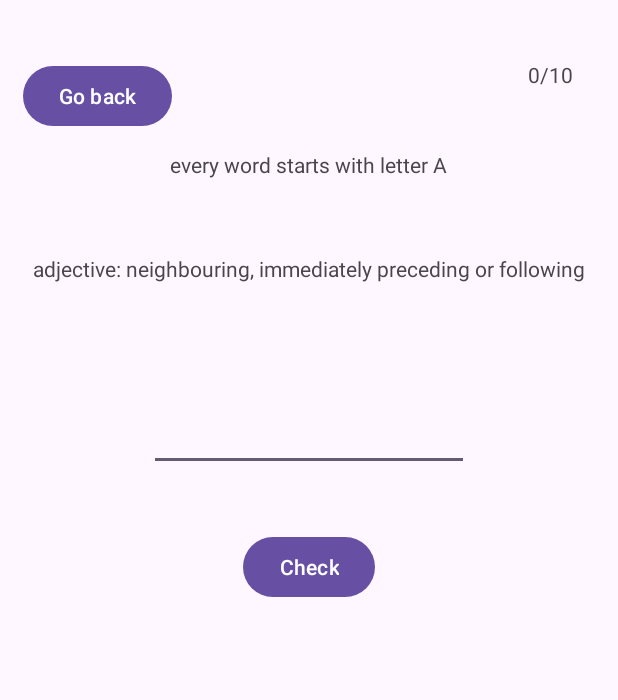
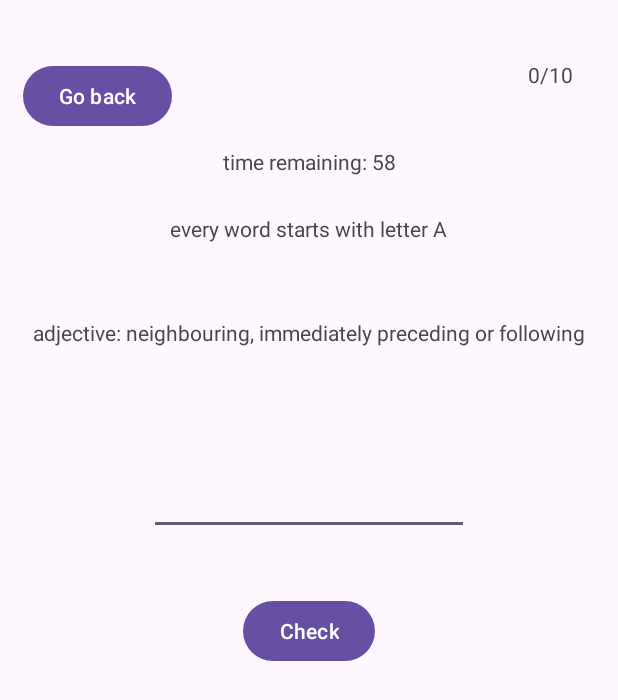
Before and after one commit to vadiohead/GuessTheWord, an Android app: the screen it shows after launch (GameActivity), after a tap on "A (1380 words)", on a phone screen of 412 x 824 dp. Shown: the top 700 px of the screen. Run offline under Robolectric (Android 15) with nearby library versions, the phone set to English and light mode, and no system bars.

Commit message:
Added timer + timer checkbox

```diff
--- a/app/src/main/java/com/example/guesstheword/GameActivity.java
+++ b/app/src/main/java/com/example/guesstheword/GameActivity.java
@@ -1,7 +1,9 @@
 package com.example.guesstheword;
 
 import android.os.Bundle;
+import android.os.CountDownTimer;
 import android.view.View;
+import android.widget.Button;
 import android.widget.EditText;
 import android.widget.TextView;
 import android.widget.Toast;
@@ -20,10 +22,12 @@ public class GameActivity extends AppCompatActivity {
     private List<String> definitions; // matching definitions
     private int currentIndex = 0; // which word we're on
 
+    private TextView txtTimer;
     private TextView definitionView;
     private EditText inputView;
     private TextView chosenLetterView;
     private TextView count;
+    private Button checkButton;
 
     @Override
     protected void onCreate(Bundle savedInstanceState) {
@@ -41,6 +45,8 @@ public class GameActivity extends AppCompatActivity {
         count = findViewById(R.id.count);
         count.setText(currentIndex+"/10");
 
+        checkButton = findViewById(R.id.checkButton);
+
         // load and shuffle words
         HashMap<String, String> wordMap = WordBank.getWords(letter);
         List<Map.Entry<String, String>> entries = new ArrayList<>(wordMap.entrySet());
@@ -55,6 +61,26 @@ public class GameActivity extends AppCompatActivity {
         }
 
         showCurrentDefinition();
+
+        boolean infiniteTime = getIntent().getBooleanExtra(
+                "infiniteTime", false);
+        txtTimer = findViewById(R.id.txtTimer);
+        if (infiniteTime) {
+            txtTimer.setText("time remaining: infinite");
+        } else {
+            new CountDownTimer(60 * 1000, 1) {
+                @Override
+                public void onTick(long millisUntilFinished) {
+                    txtTimer.setText("time remaining: "+millisUntilFinished/1000);
+                }
+
+                @Override
+                public void onFinish() {
+                    txtTimer.setText("time's up mf!");
+                    checkButton.setEnabled(false);
+                }
+            }.start();
+        }
     }
 
     private void showCurrentDefinition() {
--- a/app/src/main/java/com/example/guesstheword/MainActivity.java
+++ b/app/src/main/java/com/example/guesstheword/MainActivity.java
@@ -2,16 +2,29 @@ package com.example.guesstheword;
 
 import android.content.Intent;
 import android.os.Bundle;
+import android.util.Log;
 import android.view.View;
+import android.widget.CheckBox;
+import android.widget.CompoundButton;
 
 import androidx.appcompat.app.AppCompatActivity;
 
 public class MainActivity extends AppCompatActivity {
 
+    private CheckBox limitTime;
+
+    boolean infiniteTime = false;
+
     @Override
     protected void onCreate(Bundle savedInstanceState) {
         super.onCreate(savedInstanceState);
         setContentView(R.layout.activity_main);
+
+        limitTime = findViewById(R.id.limitTime);
+        limitTime.setOnCheckedChangeListener(
+                (buttonView, isChecked) -> {
+            infiniteTime = isChecked;
+        });
     }
 
     public void handleButtonClick(View v) {
@@ -23,6 +36,8 @@ public class MainActivity extends AppCompatActivity {
         else if(v.getId() == R.id.letter_b) {
             i.putExtra("letter", "B");
         }
+
+        i.putExtra("infiniteTime", infiniteTime);
         startActivity(i);
     }
 
--- a/app/src/main/res/layout/activity_game.xml
+++ b/app/src/main/res/layout/activity_game.xml
@@ -6,14 +6,24 @@
     android:layout_height="match_parent">
 
     <TextView
+        android:id="@+id/txtTimer"
+        android:text="hello"
+        android:layout_width="wrap_content"
+        android:layout_height="wrap_content"
+        android:layout_marginTop="10dp"
+        app:layout_constraintLeft_toLeftOf="parent"
+        app:layout_constraintRight_toRightOf="parent"
+        app:layout_constraintTop_toBottomOf="@id/backButton" />
+
+    <TextView
         android:id="@+id/chosenLetter"
         android:layout_width="wrap_content"
         android:layout_height="wrap_content"
-        android:layout_marginTop="100dp"
+        android:layout_marginTop="25dp"
         android:text="Chosen letter: undefined"
         app:layout_constraintEnd_toEndOf="parent"
         app:layout_constraintStart_toStartOf="parent"
-        app:layout_constraintTop_toTopOf="parent" />
+        app:layout_constraintTop_toBottomOf="@id/txtTimer" />
 
     <TextView
         android:id="@+id/definition"
```
Also changed, not shown: app/src/main/res/layout/activity_main.xml (+10 -1 lines).
